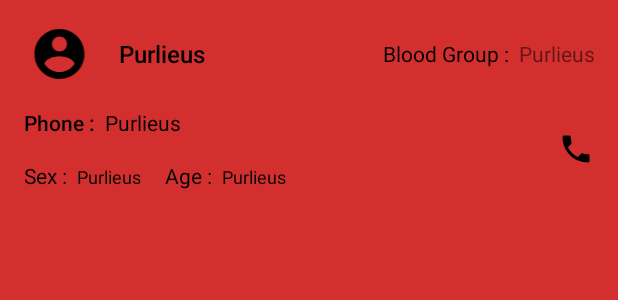
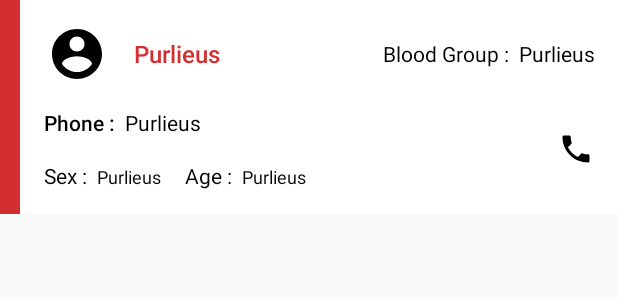
Before and after one commit to gvinod07/TechTatva16, an Android app: the layout item_seeker_urgent.xml on its own in the app's theme, with its tools: preview values and no code run, on a phone screen of 412 x 824 dp. Shown: the top 300 px of the screen. Run offline under Robolectric (Android 15) with nearby library versions, the phone set to English and light mode, and no system bars.

Commit message:
Changes in Item layouts

```diff
--- a/app/src/main/res/layout/item_seeker.xml
+++ b/app/src/main/res/layout/item_seeker.xml
@@ -3,7 +3,7 @@
     xmlns:tools="http://schemas.android.com/tools"
     android:orientation="vertical"
     android:layout_width="match_parent"
-    android:layout_height="match_parent"
+    android:layout_height="wrap_content"
     android:paddingBottom="@dimen/padding_default"
     android:paddingTop="@dimen/padding_default">
 
@@ -53,6 +53,7 @@
             tools:text="@string/app_name"
             android:id="@+id/BloodGroup_item_urgent_seek"
             android:fontFamily="sans-serif"
+            android:textColor="@color/black"
             android:textSize="@dimen/typography_subheading"
             android:layout_weight="0.000002"
             android:paddingLeft="10px"
--- a/app/src/main/res/layout/item_seeker_urgent.xml
+++ b/app/src/main/res/layout/item_seeker_urgent.xml
@@ -3,16 +3,21 @@
     xmlns:tools="http://schemas.android.com/tools"
     android:orientation="vertical"
     android:layout_width="match_parent"
-    android:layout_height="match_parent"
-    android:background="@color/red_material_dark"
-    android:paddingBottom="@dimen/padding_default"
-    android:paddingTop="@dimen/padding_default">
+    android:layout_height="wrap_content"
+    android:background="@color/red_material_dark">
 
 
     <LinearLayout
         android:layout_width="match_parent"
         android:layout_height="wrap_content"
-        android:orientation="horizontal">
+        android:orientation="vertical"
+        android:background="@color/white"
+        android:layout_marginLeft="20px">
+        <LinearLayout
+            android:layout_width="match_parent"
+            android:layout_height="wrap_content"
+            android:orientation="horizontal"
+            android:paddingTop="@dimen/padding_default">
 
             <LinearLayout
                 android:layout_width="match_parent"
@@ -33,7 +38,7 @@
                     android:id="@+id/name_item_seek_urgent"
                     tools:text="@string/app_name"
                     android:fontFamily="sans-serif-medium"
-            android:textColor="@color/black"
+                    android:textColor="@color/red_material_dark"
                     android:textSize="@dimen/typography_title"
                     android:layout_gravity="center_vertical"
                     android:layout_weight="0.75"
@@ -54,6 +59,7 @@
                 tools:text="@string/app_name"
                 android:id="@+id/BloodGroup_item_urgent_seek"
                 android:fontFamily="sans-serif"
+                android:textColor="@color/black"
                 android:textSize="@dimen/typography_subheading"
                 android:layout_weight="0.000002"
                 android:paddingLeft="10px"
@@ -161,3 +167,4 @@
                 android:padding="@dimen/padding_default"/>
         </LinearLayout>
     </LinearLayout>
+</LinearLayout>
```
Also changed, not shown: app/src/main/res/layout/item_donation.xml (+5 -9 lines). Lines whose indentation alone changed are shown as unchanged.
